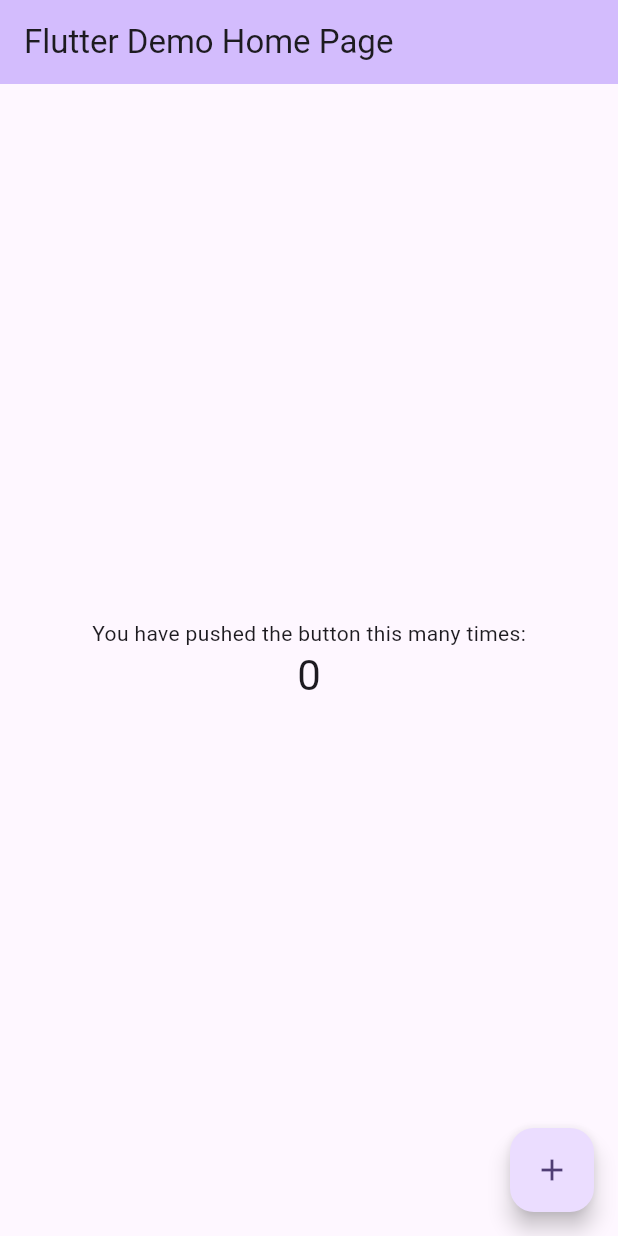
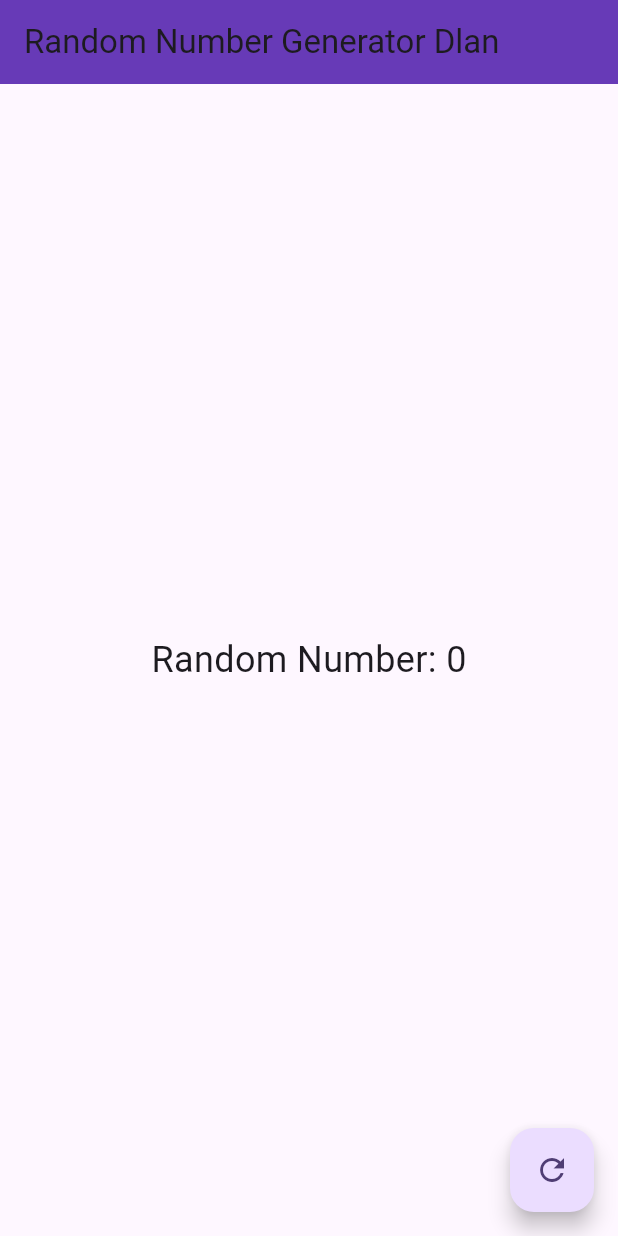
Before and after one commit to skrulleps/flutter-BLoCPattern, a Flutter app: the screen it shows after launch, on a phone screen of 412 x 824 dp. Run offline on Flutter 3.47's test engine with Material 3 defaults, Android fonts, the phone set to English and light mode, and no system bars.

Commit message:
P7: Jawaban Soal 13

```diff
--- a/lib/main.dart
+++ b/lib/main.dart
@@ -1,4 +1,5 @@
 import 'package:flutter/material.dart';
+import 'package:bloc_random_dlan/random_screen.dart';
 
 void main() {
   runApp(const MyApp());
@@ -11,6 +12,7 @@
   @override
   Widget build(BuildContext context) {
     return MaterialApp(
+      debugShowCheckedModeBanner: false,
       title: 'Flutter Demo',
       theme: ThemeData(
         // This is the theme of your application.
@@ -31,95 +33,39 @@
         colorScheme: ColorScheme.fromSeed(seedColor: Colors.deepPurple),
         useMaterial3: true,
       ),
-      home: const MyHomePage(title: 'Flutter Demo Home Page'),
+      home: const RandomScreen(),
     );
   }
 }
 
-class MyHomePage extends StatefulWidget {
-  const MyHomePage({super.key, required this.title});
+// class RandomScreen extends StatefulWidget {
+//   const RandomScreen({super.key});
 
-  // This widget is the home page of your application. It is stateful, meaning
-  // that it has a State object (defined below) that contains fields that affect
-  // how it looks.
+//   @override
+//   State<RandomScreen> createState() => _RandomScreenState();
+// }
 
-  // This class is the configuration for the state. It holds the values (in this
-  // case the title) provided by the parent (in this case the App widget) and
-  // used by the build method of the State. Fields in a Widget subclass are
-  // always marked "final".
+// class _RandomScreenState extends State<RandomScreen> {
 
-  final String title;
-
-  @override
-  State<MyHomePage> createState() => _MyHomePageState();
-}
-
-class _MyHomePageState extends State<MyHomePage> {
-  int _counter = 0;
-
-  void _incrementCounter() {
-    setState(() {
-      // This call to setState tells the Flutter framework that something has
-      // changed in this State, which causes it to rerun the build method below
-      // so that the display can reflect the updated values. If we changed
-      // _counter without calling setState(), then the build method would not be
-      // called again, and so nothing would appear to happen.
-      _counter++;
-    });
-  }
-
-  @override
-  Widget build(BuildContext context) {
-    // This method is rerun every time setState is called, for instance as done
-    // by the _incrementCounter method above.
-    //
-    // The Flutter framework has been optimized to make rerunning build methods
-    // fast, so that you can just rebuild anything that needs updating rather
-    // than having to individually change instances of widgets.
-    return Scaffold(
-      appBar: AppBar(
-        // TRY THIS: Try changing the color here to a specific color (to
-        // Colors.amber, perhaps?) and trigger a hot reload to see the AppBar
-        // change color while the other colors stay the same.
-        backgroundColor: Theme.of(context).colorScheme.inversePrimary,
-        // Here we take the value from the MyHomePage object that was created by
-        // the App.build method, and use it to set our appbar title.
-        title: Text(widget.title),
-      ),
-      body: Center(
-        // Center is a layout widget. It takes a single child and positions it
-        // in the middle of the parent.
-        child: Column(
-          // Column is also a layout widget. It takes a list of children and
-          // arranges them vertically. By default, it sizes itself to fit its
-          // children horizontally, and tries to be as tall as its parent.
-          //
-          // Column has various properties to control how it sizes itself and
-          // how it positions its children. Here we use mainAxisAlignment to
-          // center the children vertically; the main axis here is the vertical
-          // axis because Columns are vertical (the cross axis would be
-          // horizontal).
-          //
-          // TRY THIS: Invoke "debug painting" (choose the "Toggle Debug Paint"
-          // action in the IDE, or press "p" in the console), to see the
-          // wireframe for each widget.
-          mainAxisAlignment: MainAxisAlignment.center,
-          children: <Widget>[
-            const Text(
-              'You have pushed the button this many times:',
-            ),
-            Text(
-              '$_counter',
-              style: Theme.of(context).textTheme.headlineMedium,
-            ),
-          ],
-        ),
-      ),
-      floatingActionButton: FloatingActionButton(
-        onPressed: _incrementCounter,
-        tooltip: 'Increment',
-        child: const Icon(Icons.add),
-      ), // This trailing comma makes auto-formatting nicer for build methods.
-    );
-  }
-}
+//   @override
+//   Widget build(BuildContext context) {
+//     // This method is rerun every time setState is called, for instance as done
+//     // by the _incrementCounter method above.
+//     //
+//     // The Flutter framework has been optimized to make rerunning build methods
+//     // fast, so that you can just rebuild anything that needs updating rather
+//     // than having to individually change instances of widgets.
+//     return Scaffold(
+//       appBar: AppBar(
+//         // TRY THIS: Try changing the color here to a specific color (to
+//         // Colors.amber, perhaps?) and trigger a hot reload to see the AppBar
+//         // change color while the other colors stay the same.
+//         backgroundColor: Theme.of(context).colorScheme.inversePrimary,
+//         // Here we take the value from the RandomScreen object that was created by
+//         // the App.build method, and use it to set our appbar title.
+//         title: Text("Random Number Generator"),
+//       ),
+//       body: Center(),
+//     );
+//   }
+// }
--- /dev/null
+++ b/lib/random_bloc.dart
@@ -0,0 +1,22 @@
+import 'dart:async';
+import 'dart:math';
+
+class RandomNumberBloc {
+  final _generateRandomController = StreamController<void>();
+  final _randomNumberController = StreamController<int>();
+  Sink<void> get generateRandom => _generateRandomController.sink;
+  Stream<int> get randomNumber => _randomNumberController.stream;
+  // _secondStreamController.sink;
+
+  RandomNumberBloc() {
+    _generateRandomController.stream.listen((_) {
+      final random = Random().nextInt(10);
+      _randomNumberController.sink.add(random);
+    });
+  }
+
+  void dispose() {
+    _generateRandomController.close();
+    _randomNumberController.close();
+  }
+}
--- /dev/null
+++ b/lib/random_screen.dart
@@ -0,0 +1,48 @@
+import 'package:flutter/material.dart';
+import 'package:bloc_random_dlan/random_bloc.dart';
+
+class RandomScreen extends StatefulWidget {
+  const RandomScreen({super.key});
+
+  @override
+  State<RandomScreen> createState() => _RandomScreenState();
+}
+
+class _RandomScreenState extends State<RandomScreen> {
+  final _bloc = RandomNumberBloc();
+
+  @override
+  void dispose(){
+    _bloc.dispose();
+    super.dispose();
+  }
+
+  @override
+  Widget build(BuildContext context) {
+    return Scaffold(
+      appBar: AppBar(
+        title: const Text('Random Number Generator Dlan'),
+        backgroundColor: Colors.deepPurple,
+      ),
+      body: Center(
+        child: StreamBuilder<int>(
+          stream: _bloc.randomNumber,
+          initialData: 0,
+          builder: (context, snapshot) {
+            return Text(
+              'Random Number: ${snapshot.data}',
+              style: const TextStyle(fontSize: 24),
+            );
+          },
+        ),
+      ),
+      floatingActionButton: FloatingActionButton(
+        onPressed: () {
+          _bloc.generateRandom.add(null);
+        },
+        tooltip: 'Generate Random Number',
+        child: const Icon(Icons.refresh),
+      ),
+    );
+  }
+}
```
Also changed, not shown: screen-docs/P7-S13_Gif.gif (added), 2 other files.
